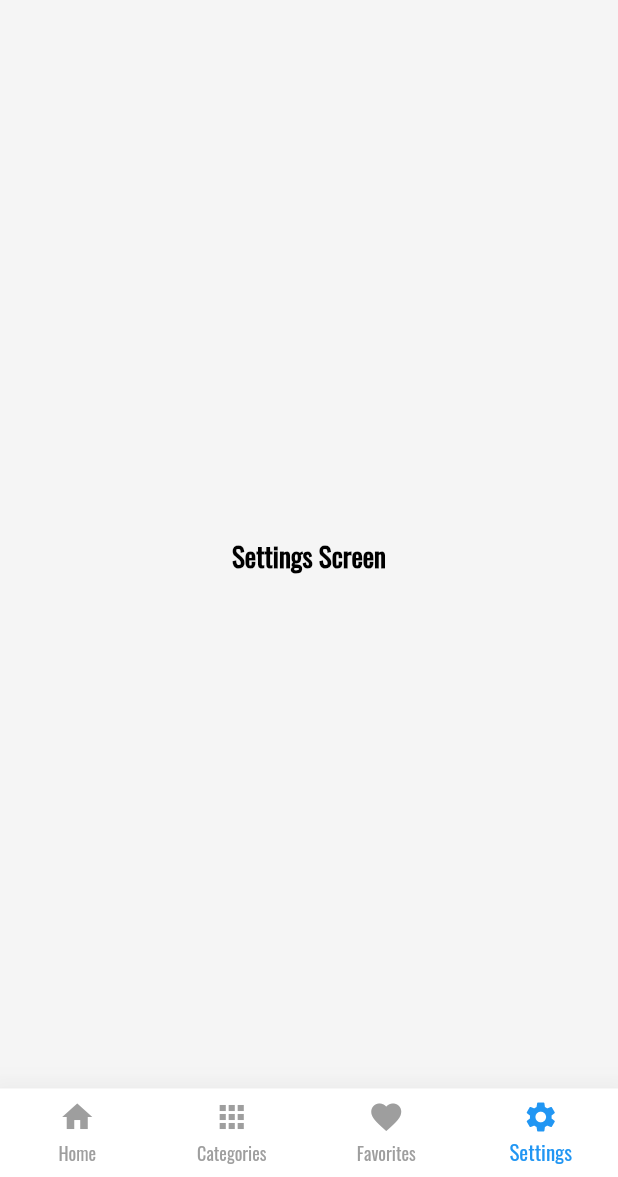
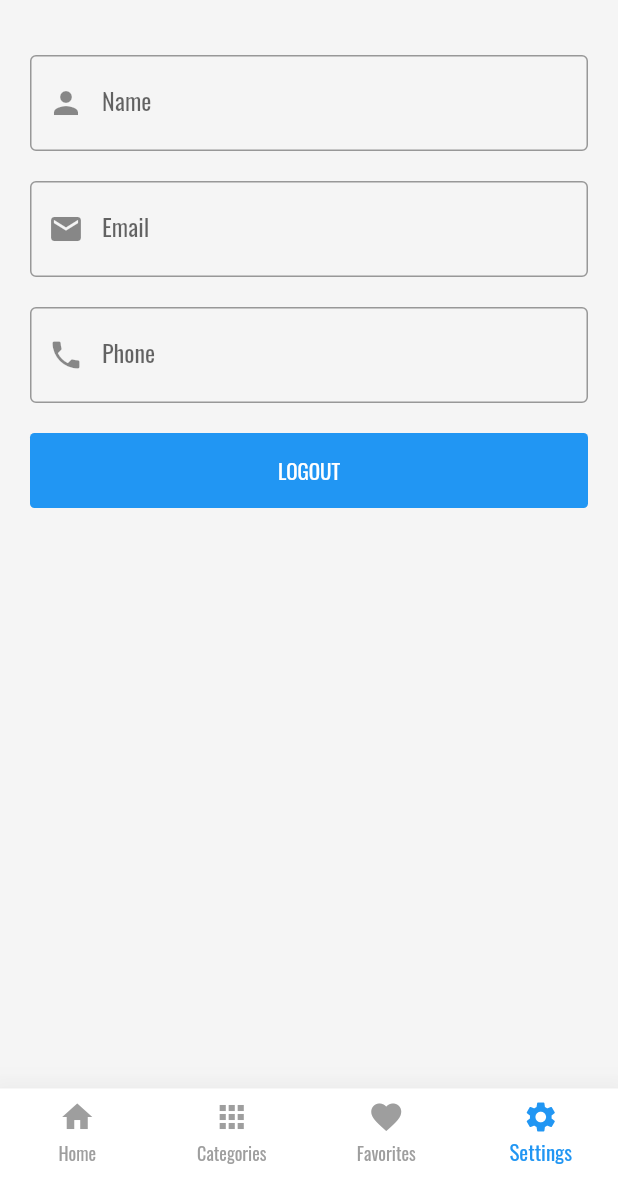
Before and after one commit to AboudHamado95/Shop-App, a Flutter app: the ShopLayout screen opened directly, item 4 of the bottom bar chosen, on a phone screen of 412 x 824 dp, the part 59-1236 px from its top. Run offline on Flutter 3.47's test engine with Material 2 defaults, Android fonts, the phone set to English and light mode, and no system bars; our stand-ins replace bloc, cached_network_image, carousel_slider, dio, flutter_bloc, flutter_conditional_rendering and 4 more; accounts and stored records are empty; network calls fail.

Commit message:
add profile & logout page

```diff
--- a/lib/cache/cache_helper.dart
+++ b/lib/cache/cache_helper.dart
@@ -1,4 +1,6 @@
 import 'package:shared_preferences/shared_preferences.dart';
+import 'package:shop_app/components/components.dart';
+import 'package:shop_app/screens/authentication/login_screen.dart';
 
 class CacheHelper {
   static late SharedPreferences sharedPreferences;
@@ -28,6 +30,16 @@ class CacheHelper {
   static Future<bool> removeData({
     required String key,
   }) async {
-   return await sharedPreferences.remove(key);
+    return await sharedPreferences.remove(key);
+  }
+
+  static String? token;
+
+  static signOut(context) {
+    CacheHelper.removeData(key: 'token').then((value) {
+      if (value) {
+        navigateAndFinish(context, LoginScreen());
+      }
+    });
   }
 }
--- a/lib/cubit/shop_cubit/shop_state.dart
+++ b/lib/cubit/shop_cubit/shop_state.dart
@@ -1,4 +1,5 @@
 import 'package:shop_app/models/change_favorite_model.dart';
+import 'package:shop_app/models/login_model.dart';
 
 abstract class ShopStates {}
 
@@ -49,3 +50,17 @@ class ShopErrorGetFavoritesState extends ShopStates {
 
   ShopErrorGetFavoritesState(this.error);
 }
+
+class ShoploadingUserDataState extends ShopStates {}
+
+class ShopSuccessUserDataState extends ShopStates {
+  final ShopLoginModel loginModel;
+
+  ShopSuccessUserDataState(this.loginModel);
+}
+
+class ShopErrorUserDataState extends ShopStates {
+  final String error;
+
+  ShopErrorUserDataState(this.error);
+}
--- a/lib/models/login_model.dart
+++ b/lib/models/login_model.dart
@@ -4,7 +4,7 @@ class ShopLoginModel {
   late UserData data;
   ShopLoginModel.fromJson(Map<String, dynamic> json) {
     status = json['status'];
-    message = json['message'];
+    message = json['message'] == null ? '' : json['message'];
     data = (json['data'] != null ? UserData.fromJson(json['data']) : null)!;
   }
 }
--- a/lib/networks/end_points.dart
+++ b/lib/networks/end_points.dart
@@ -2,3 +2,4 @@ const String LOGIN = 'login';
 const String HOME = 'home';
 const String CATEGORIES = 'categories';
 const String FAVORITES = 'favorites';
+const String PROFILE = 'profile';
--- a/lib/screens/authentication/login_screen.dart
+++ b/lib/screens/authentication/login_screen.dart
@@ -28,13 +28,13 @@ class LoginScreen extends StatelessWidget {
               CacheHelper.saveData(
                       key: 'token', value: state.loginModel.data.token)
                   .then((value) {
+                CacheHelper.token = state.loginModel.data.token;
                 navigateAndFinish(context, ShopLayout());
               });
             } else {
               print(state.loginModel.message);
               showToast(
-                  message: state.loginModel.message,
-                  state: ToastStates.ERROR);
+                  message: state.loginModel.message, state: ToastStates.ERROR);
             }
           }
         },
--- a/lib/screens/modules/settings.dart
+++ b/lib/screens/modules/settings.dart
@@ -1,14 +1,67 @@
 import 'package:flutter/material.dart';
+import 'package:flutter_bloc/flutter_bloc.dart';
+import 'package:flutter_conditional_rendering/conditional.dart';
+import 'package:shop_app/cache/cache_helper.dart';
+import 'package:shop_app/components/components.dart';
+import 'package:shop_app/cubit/shop_cubit/shop_cubit.dart';
+import 'package:shop_app/cubit/shop_cubit/shop_state.dart';
 
+// ignore: must_be_immutable
 class SettingsScreen extends StatelessWidget {
-  const SettingsScreen({Key? key}) : super(key: key);
+  TextEditingController nameController = TextEditingController();
+  TextEditingController emailController = TextEditingController();
+  TextEditingController phoneController = TextEditingController();
 
   @override
   Widget build(BuildContext context) {
-    return Center(
-        child: Text(
-      'Settings Screen',
-      style: Theme.of(context).textTheme.bodyText1,
-    ));
+    return BlocConsumer<ShopCubit, ShopStates>(
+      listener: (context, state) {},
+      builder: (context, state) {
+        var model = ShopCubit.get(context).userModel;
+        nameController.text = model!.data.name;
+        emailController.text = model.data.email;
+        phoneController.text = model.data.phone;
+        return Conditional.single(
+          context: context,
+          conditionBuilder: (context) =>
+              ShopCubit.get(context).userModel != null
+              ,
+          widgetBuilder: (context) => Padding(
+            padding: const EdgeInsets.all(20.0),
+            child: Column(
+              children: [
+                defaultFormFeild(
+                    controller: nameController,
+                    type: TextInputType.name,
+                    returnValidate: 'name must not be empty!',
+                    label: 'Name',
+                    prefix: Icons.person),
+                SizedBox(height: 20.0),
+                defaultFormFeild(
+                    controller: emailController,
+                    type: TextInputType.emailAddress,
+                    returnValidate: 'email must not be empty!',
+                    label: 'Email',
+                    prefix: Icons.email),
+                SizedBox(height: 20.0),
+                defaultFormFeild(
+                    controller: phoneController,
+                    type: TextInputType.phone,
+                    returnValidate: 'phone must not be empty!',
+                    label: 'Phone',
+                    prefix: Icons.phone),
+                SizedBox(height: 20.0),
+                defaultButton(function: () {
+                  CacheHelper.signOut(context);
+                }, text: 'LOGOUT')
+              ],
+            ),
+          ),
+          fallbackBuilder: (context) => Center(
+            child: CircularProgressIndicator(),
+          ),
+        );
+      },
+    );
   }
 }
```
Also changed, not shown: lib/components/components.dart (+1 -7 lines), lib/cubit/shop_cubit/shop_cubit.dart (+16 -1 lines), lib/main.dart (+7 -3 lines).
